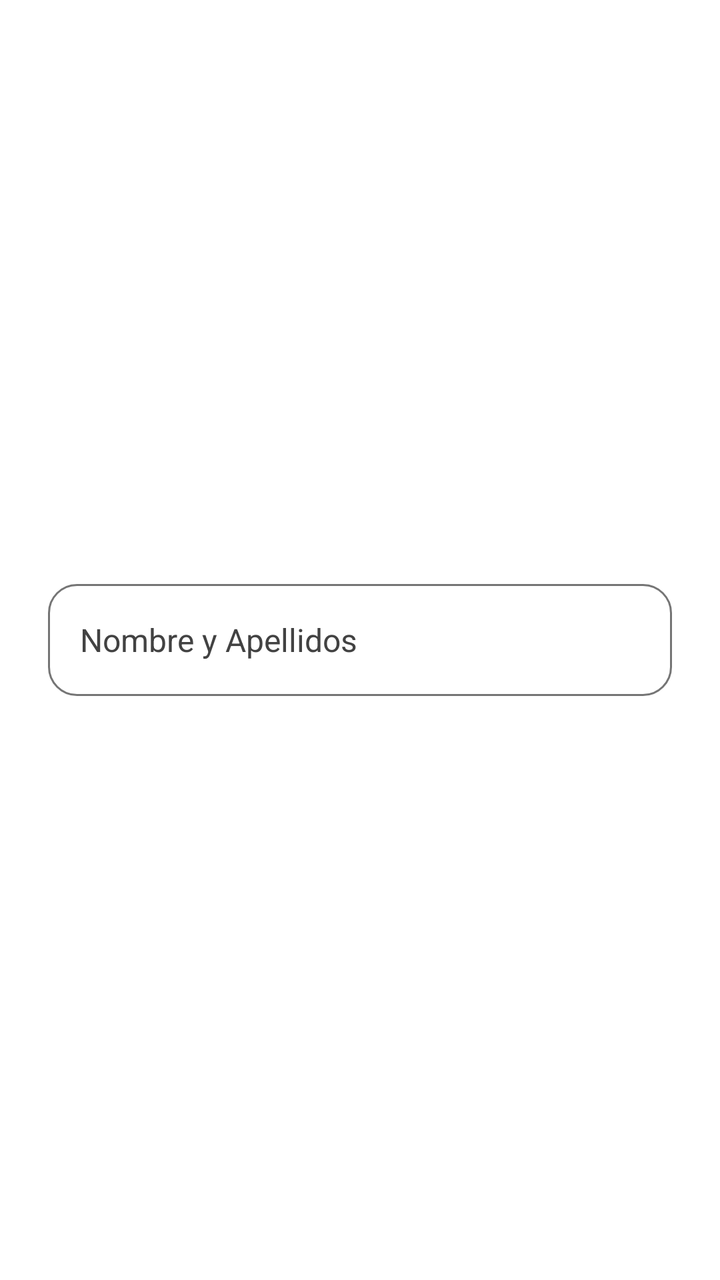
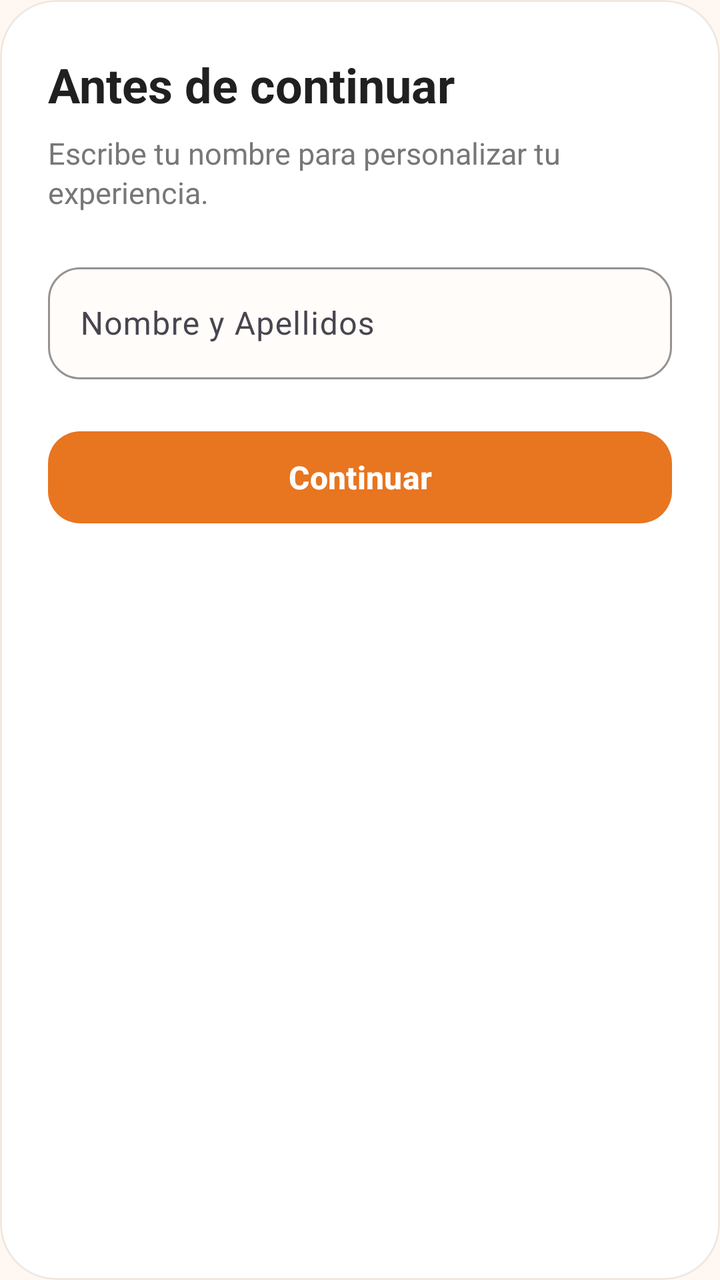

Compare the two renders of this Android layout. The source of the first and the diff that turns it into the second are given below.
<!-- AndroidManifest.xml: application theme Theme.AppZetaR -->
<!-- res/layout/dialog_nombre_invitado.xml -->
<?xml version="1.0" encoding="utf-8"?>
<androidx.constraintlayout.widget.ConstraintLayout
    xmlns:android="http://schemas.android.com/apk/res/android"
    xmlns:app="http://schemas.android.com/apk/res-auto"

    android:layout_width="match_parent"
    android:layout_height="wrap_content"

    android:background="#FFFFFF"

    android:paddingTop="12dp"
    android:paddingBottom="12dp">


    <androidx.appcompat.widget.AppCompatEditText
        android:id="@+id/etNombreInvitado"

        android:layout_width="0dp"
        android:layout_height="wrap_content"

        android:layout_marginStart="24dp"
        android:layout_marginEnd="24dp"

        android:background="@drawable/bg_campo_nombre_invitado"

        android:hint="@string/nombre_invitado_hint"

        android:imeOptions="actionDone"
        android:inputType="textPersonName|textCapWords"

        android:maxLength="60"
        android:maxLines="1"

        android:minHeight="56dp"

        android:paddingStart="16dp"
        android:paddingTop="12dp"
        android:paddingEnd="16dp"
        android:paddingBottom="12dp"

        android:textColor="#000000"
        android:textColorHint="#424242"
        android:textSize="16sp"

        app:layout_constraintTop_toTopOf="parent"
        app:layout_constraintBottom_toBottomOf="parent"
        app:layout_constraintStart_toStartOf="parent"
        app:layout_constraintEnd_toEndOf="parent"

        app:layout_constraintWidth_max="360dp" />

</androidx.constraintlayout.widget.ConstraintLayout>
<!-- resources referenced by this layout -->
<resources>
  <!-- drawable bg_campo_nombre_invitado (drawable) -->
  <?xml version="1.0" encoding="utf-8"?>
  <selector xmlns:android="http://schemas.android.com/apk/res/android">
  
      <item android:state_focused="true">
          <shape android:shape="rectangle">
              <solid android:color="#FFFFFF" />
              <stroke
                  android:width="2dp"
                  android:color="#E87520" />
              <corners android:radius="14dp" />
              <padding
                  android:left="2dp"
                  android:top="2dp"
                  android:right="2dp"
                  android:bottom="2dp" />
          </shape>
      </item>
  
      <item>
          <shape android:shape="rectangle">
              <solid android:color="#FFFFFF" />
              <stroke
                  android:width="1dp"
                  android:color="#757575" />
              <corners android:radius="14dp" />
              <padding
                  android:left="2dp"
                  android:top="2dp"
                  android:right="2dp"
                  android:bottom="2dp" />
          </shape>
      </item>
  
  </selector>
  <string name="nombre_invitado_hint">Nombre y Apellidos</string>
  <style name="Theme.AppZetaR" parent="Base.Theme.AppZetaR" />
  <style name="Base.Theme.AppZetaR" parent="Theme.Material3.DayNight.NoActionBar">
  
          <item name="android:windowBackground">#FFF8F2</item>
  
      </style>
</resources>

<!-- the commit's change to res/layout/dialog_nombre_invitado.xml (unified diff, before → after) -->
@@ -1,52 +1,118 @@
 <?xml version="1.0" encoding="utf-8"?>
-<androidx.constraintlayout.widget.ConstraintLayout
+<com.google.android.material.card.MaterialCardView
     xmlns:android="http://schemas.android.com/apk/res/android"
     xmlns:app="http://schemas.android.com/apk/res-auto"
 
     android:layout_width="match_parent"
     android:layout_height="wrap_content"
 
-    android:background="#FFFFFF"
+    app:cardBackgroundColor="#FFFFFF"
+    app:cardCornerRadius="28dp"
+    app:cardElevation="0dp"
+    app:strokeColor="#F1E7DF"
+    app:strokeWidth="1dp">
 
-    android:paddingTop="12dp"
-    android:paddingBottom="12dp">
+    <LinearLayout
+        android:layout_width="match_parent"
+        android:layout_height="wrap_content"
+
+        android:orientation="vertical"
+
+        android:paddingStart="24dp"
+        android:paddingTop="26dp"
+        android:paddingEnd="24dp"
+        android:paddingBottom="24dp">
 
 
-    <androidx.appcompat.widget.AppCompatEditText
-        android:id="@+id/etNombreInvitado"
+        
 
-        android:layout_width="0dp"
-        android:layout_height="wrap_content"
+        <TextView
+            android:layout_width="match_parent"
+            android:layout_height="wrap_content"
 
-        android:layout_marginStart="24dp"
-        android:layout_marginEnd="24dp"
+            android:text="@string/titulo_nombre_invitado"
 
-        android:background="@drawable/bg_campo_nombre_invitado"
+            android:textColor="#202020"
+            android:textSize="24sp"
+            android:textStyle="bold" />
 
-        android:hint="@string/nombre_invitado_hint"
 
-        android:imeOptions="actionDone"
-        android:inputType="textPersonName|textCapWords"
+        
 
-        android:maxLength="60"
-        android:maxLines="1"
+        <TextView
+            android:layout_width="match_parent"
+            android:layout_height="wrap_content"
 
-        android:minHeight="56dp"
+            android:layout_marginTop="8dp"
 
-        android:paddingStart="16dp"
-        android:paddingTop="12dp"
-        android:paddingEnd="16dp"
-        android:paddingBottom="12dp"
+            android:text="@string/mensaje_nombre_invitado"
 
-        android:textColor="#000000"
-        android:textColorHint="#424242"
-        android:textSize="16sp"
+            android:textColor="#777777"
+            android:textSize="15sp"
+            android:lineSpacingExtra="2dp" />
 
-        app:layout_constraintTop_toTopOf="parent"
-        app:layout_constraintBottom_toBottomOf="parent"
-        app:layout_constraintStart_toStartOf="parent"
-        app:layout_constraintEnd_toEndOf="parent"
 
-        app:layout_constraintWidth_max="360dp" />
+        
 
-</androidx.constraintlayout.widget.ConstraintLayout>
+        <com.google.android.material.textfield.TextInputLayout
+            android:layout_width="match_parent"
+            android:layout_height="wrap_content"
+
+            android:layout_marginTop="22dp"
+
+            android:hint="@string/nombre_invitado_hint"
+
+            app:boxBackgroundColor="#FFFCF9"
+            app:boxBackgroundMode="outline"
+
+            app:boxCornerRadiusTopStart="16dp"
+            app:boxCornerRadiusTopEnd="16dp"
+            app:boxCornerRadiusBottomStart="16dp"
+            app:boxCornerRadiusBottomEnd="16dp"
+
+            app:boxStrokeColor="#E87520">
+
+            <com.google.android.material.textfield.TextInputEditText
+                android:id="@+id/etNombreInvitado"
+
+                android:layout_width="match_parent"
+                android:layout_height="wrap_content"
+
+                android:imeOptions="actionDone"
+                android:inputType="textPersonName|textCapWords"
+
+                android:maxLength="60"
+                android:maxLines="1"
+                android:minHeight="56dp"
+
+                android:textColor="#202020"
+                android:textColorHint="#888888"
+                android:textSize="16sp" />
+
+        </com.google.android.material.textfield.TextInputLayout>
+
+
+        
+
+        <com.google.android.material.button.MaterialButton
+            android:id="@+id/btnContinuarInvitado"
+
+            android:layout_width="match_parent"
+            android:layout_height="54dp"
+
+            android:layout_marginTop="22dp"
+
+            android:text="@string/continuar_nombre_invitado"
+            android:textAllCaps="false"
+
+            android:textColor="#FFFFFF"
+            android:textSize="16sp"
+            android:textStyle="bold"
+
+            app:backgroundTint="#E87520"
+            app:cornerRadius="16dp"
+            app:elevation="0dp" />
+
+    </LinearLayout>
+
+</com.google.android.material.card.MaterialCardView>
<!-- resource entries referenced after the edit -->
@@ -1,41 +1,9 @@
 <!-- resources referenced by this layout -->
 <resources>
-  <!-- drawable bg_campo_nombre_invitado (drawable) -->
-  <?xml version="1.0" encoding="utf-8"?>
-  <selector xmlns:android="http://schemas.android.com/apk/res/android">
-  
-      <item android:state_focused="true">
-          <shape android:shape="rectangle">
-              <solid android:color="#FFFFFF" />
-              <stroke
-                  android:width="2dp"
-                  android:color="#E87520" />
-              <corners android:radius="14dp" />
-              <padding
-                  android:left="2dp"
-                  android:top="2dp"
-                  android:right="2dp"
-                  android:bottom="2dp" />
-          </shape>
-      </item>
-  
-      <item>
-          <shape android:shape="rectangle">
-              <solid android:color="#FFFFFF" />
-              <stroke
-                  android:width="1dp"
-                  android:color="#757575" />
-              <corners android:radius="14dp" />
-              <padding
-                  android:left="2dp"
-                  android:top="2dp"
-                  android:right="2dp"
-                  android:bottom="2dp" />
-          </shape>
-      </item>
-  
-  </selector>
+  <string name="continuar_nombre_invitado">Continuar</string>
+  <string name="mensaje_nombre_invitado">Escribe tu nombre para personalizar tu experiencia.</string>
   <string name="nombre_invitado_hint">Nombre y Apellidos</string>
+  <string name="titulo_nombre_invitado">Antes de continuar</string>
   <style name="Theme.AppZetaR" parent="Base.Theme.AppZetaR" />
   <style name="Base.Theme.AppZetaR" parent="Theme.Material3.DayNight.NoActionBar">
   
